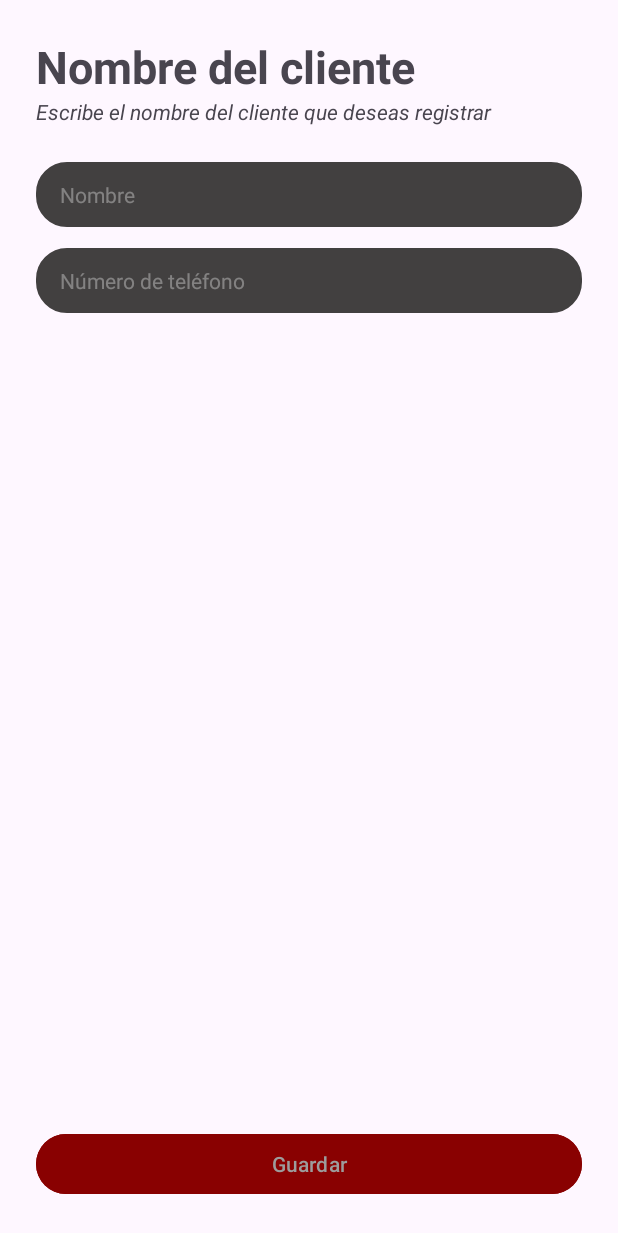
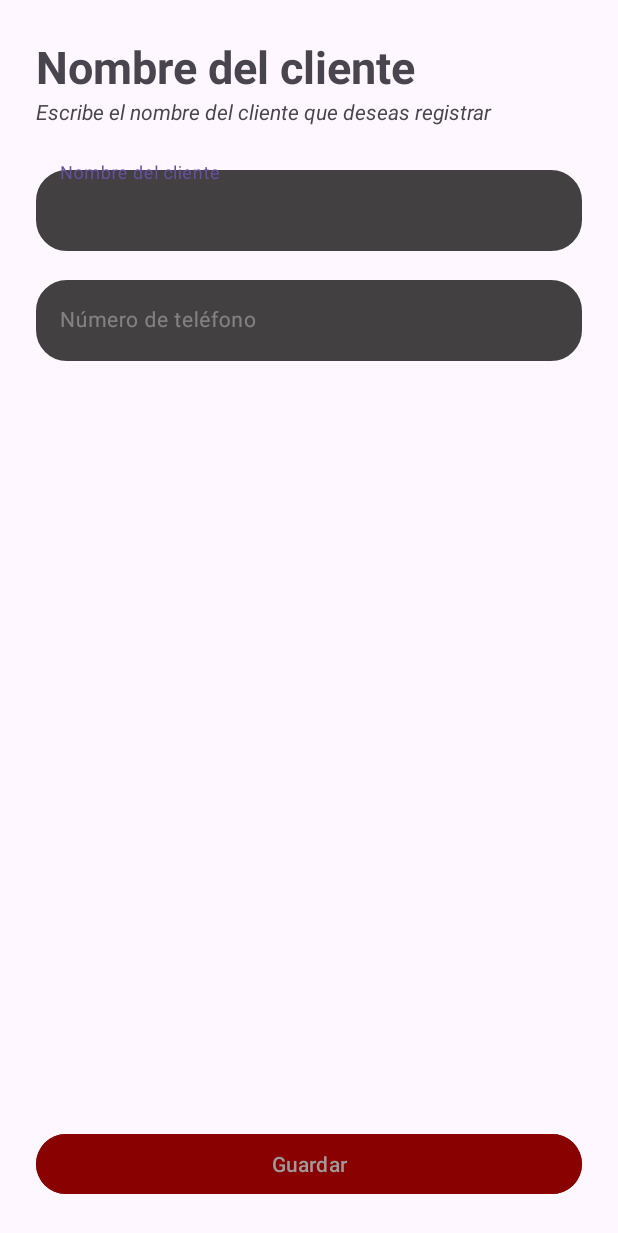
Before and after one commit to gmtzdev/Erdbeeren, an Android app: the CreateClientActivity screen opened directly, with no data from a screen before it, on a phone screen of 412 x 824 dp. Shown: the top 1233 px of the screen. Run offline under Robolectric (Android 15) with nearby library versions, the phone set to English and light mode, and no system bars.

Commit message:
Update inputs for use android material in activity_create_client.xml.

```diff
--- a/app/src/main/res/layout/activity_create_client.xml
+++ b/app/src/main/res/layout/activity_create_client.xml
@@ -26,30 +26,41 @@
         android:textSize="14sp"
         />
 
-    <EditText
-        android:id="@+id/edClientname"
+
+    <com.google.android.material.textfield.TextInputLayout
         android:layout_width="match_parent"
         android:layout_height="wrap_content"
-        android:inputType="text"
-        android:background="@drawable/general_input"
-        android:textColor="#fff"
-        android:hint="Nombre"
-        android:textColorHint="#58FFFFFF"
         android:layout_marginBottom="14dp"
         android:textSize="14sp"
-        />
+        android:hint="Nombre del cliente"
+        android:textColorHint="#58FFFFFF">
 
-    <EditText
-        android:id="@+id/edPhone"
+        <com.google.android.material.textfield.TextInputEditText
+            android:id="@+id/edClientname"
+            android:textSize="14sp"
+            android:layout_width="match_parent"
+            android:layout_height="wrap_content"
+            android:inputType="textPersonName"
+            android:background="@drawable/general_input"
+            android:textColor="#fff"/>
+    </com.google.android.material.textfield.TextInputLayout>
+
+    <com.google.android.material.textfield.TextInputLayout
         android:layout_width="match_parent"
         android:layout_height="wrap_content"
-        android:inputType="text"
+        android:textSize="14sp"
         android:hint="Número de teléfono"
-        android:textColorHint="#58FFFFFF"
-        android:background="@drawable/general_input"
-        android:textColor="#fff"
-        android:textSize="14sp"
-        />
+        android:textColorHint="#58FFFFFF">
+
+        <com.google.android.material.textfield.TextInputEditText
+            android:id="@+id/edPhone"
+            android:textSize="14sp"
+            android:layout_width="match_parent"
+            android:layout_height="wrap_content"
+            android:inputType="phone"
+            android:background="@drawable/general_input"
+            android:textColor="#fff"/>
+    </com.google.android.material.textfield.TextInputLayout>
 
     <LinearLayout
         android:layout_width="match_parent"
```
